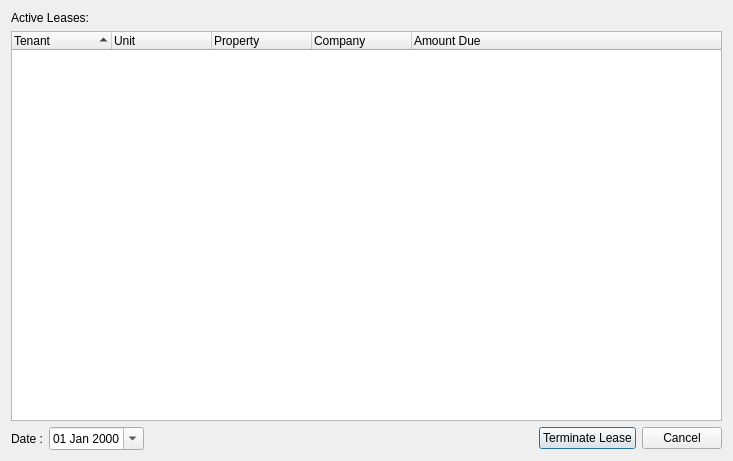
Before: the Qt Designer form rentmanager/terminateleasedialog.ui in jayjay-w/rentman, drawn with Qt 5.
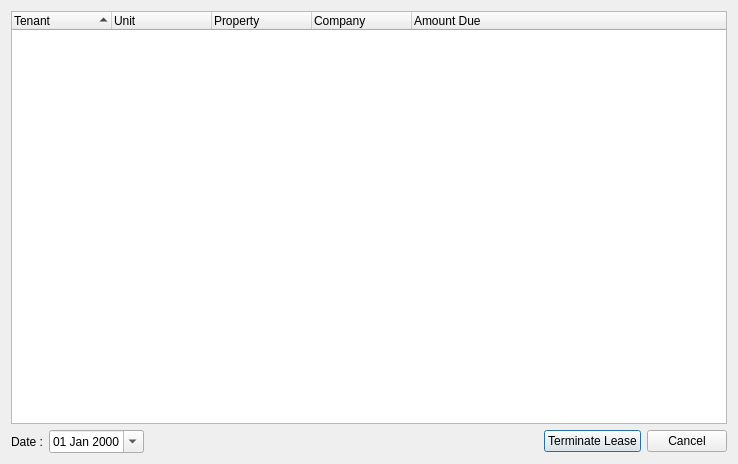
After: the same form once the commit is applied.

Commit message: Change label of lease termination

```diff
--- a/rentmanager/terminateleasedialog.ui
+++ b/rentmanager/terminateleasedialog.ui
@@ -6,21 +6,14 @@
    <rect>
     <x>0</x>
     <y>0</y>
-    <width>733</width>
-    <height>461</height>
+    <width>738</width>
+    <height>464</height>
    </rect>
   </property>
   <property name="windowTitle">
    <string>Terminate Lease</string>
   </property>
   <layout class="QVBoxLayout" name="verticalLayout">
-   <item>
-    <widget class="QLabel" name="label">
-     <property name="text">
-      <string>Active Leases:</string>
-     </property>
-    </widget>
-   </item>
    <item>
     <widget class="QTreeWidget" name="trvLeases">
      <property name="alternatingRowColors">
```
Left out of the diff: 2 changed lines with no effect on the pictures. The commit also changes 1 other file.
